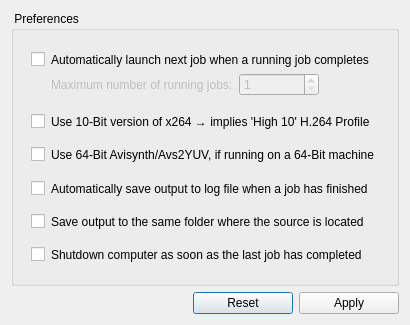
The window that gui/win_preferences.ui (lordmulder/Simple-x264-Launcher) describes before a commit, drawn with Qt 5.
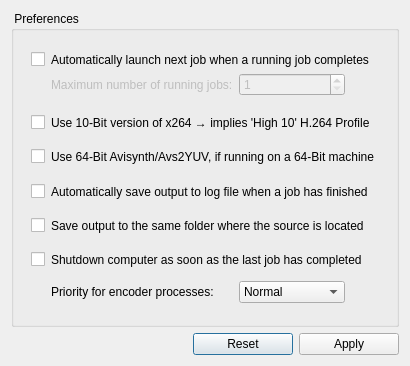
The same window after the commit. Icons and pictures are not drawn.

Commit message: Added option to set the process priority of the encoder processes.

```diff
--- a/gui/win_preferences.ui
+++ b/gui/win_preferences.ui
@@ -10,7 +10,7 @@
     <x>0</x>
     <y>0</y>
     <width>379</width>
-    <height>325</height>
+    <height>366</height>
    </rect>
   </property>
   <property name="windowTitle">
@@ -34,6 +34,22 @@
      <layout class="QVBoxLayout" name="verticalLayout_2">
       <item>
        <layout class="QGridLayout" name="gridLayout">
+        <item row="13" column="1" colspan="5">
+         <spacer name="verticalSpacer_8">
+          <property name="orientation">
+           <enum>Qt::Vertical</enum>
+          </property>
+          <property name="sizeType">
+           <enum>QSizePolicy::Fixed</enum>
+          </property>
+          <property name="sizeHint" stdset="0">
+           <size>
+            <width>20</width>
+            <height>8</height>
+           </size>
+          </property>
+         </spacer>
+        </item>
         <item row="2" column="2" colspan="2">
          <widget class="QLabel" name="labelJobCount">
           <property name="enabled">
@@ -47,7 +63,7 @@
           </property>
          </widget>
         </item>
-        <item row="1" column="0" rowspan="12">
+        <item row="1" column="0" rowspan="13">
          <spacer name="horizontalSpacer_2">
           <property name="orientation">
            <enum>Qt::Horizontal</enum>
@@ -63,7 +79,7 @@
           </property>
          </spacer>
         </item>
-        <item row="1" column="6" rowspan="12">
+        <item row="1" column="6" rowspan="13">
          <spacer name="horizontalSpacer_3">
           <property name="orientation">
            <enum>Qt::Horizontal</enum>
@@ -185,7 +201,7 @@
           </property>
          </spacer>
         </item>
-        <item row="13" column="1" colspan="5">
+        <item row="15" column="1" colspan="5">
          <spacer name="verticalSpacer_3">
           <property name="orientation">
            <enum>Qt::Vertical</enum>
@@ -318,6 +334,51 @@
           </property>
          </widget>
         </item>
+        <item row="14" column="4">
+         <widget class="QComboBox" name="comboBoxPriority">
+          <property name="editable">
+           <bool>false</bool>
+          </property>
+          <property name="frame">
+           <bool>true</bool>
+          </property>
+          <item>
+           <property name="text">
+            <string>Normal</string>
+           </property>
+          </item>
+          <item>
+           <property name="text">
+            <string>Below Normal</string>
+           </property>
+          </item>
+          <item>
+           <property name="text">
+            <string>Idle</string>
+           </property>
+          </item>
+         </widget>
+        </item>
+        <item row="14" column="5">
+         <spacer name="horizontalSpacer_5">
+          <property name="orientation">
+           <enum>Qt::Horizontal</enum>
+          </property>
+          <property name="sizeHint" stdset="0">
+           <size>
+            <width>40</width>
+            <height>20</height>
+           </size>
+          </property>
+         </spacer>
+        </item>
+        <item row="14" column="2" colspan="2">
+         <widget class="QLabel" name="labelProcessPriority">
+          <property name="text">
+           <string>Priority for encoder processes:</string>
+          </property>
+         </widget>
+        </item>
        </layout>
       </item>
      </layout>
```
The commit also changes 6 other files.
